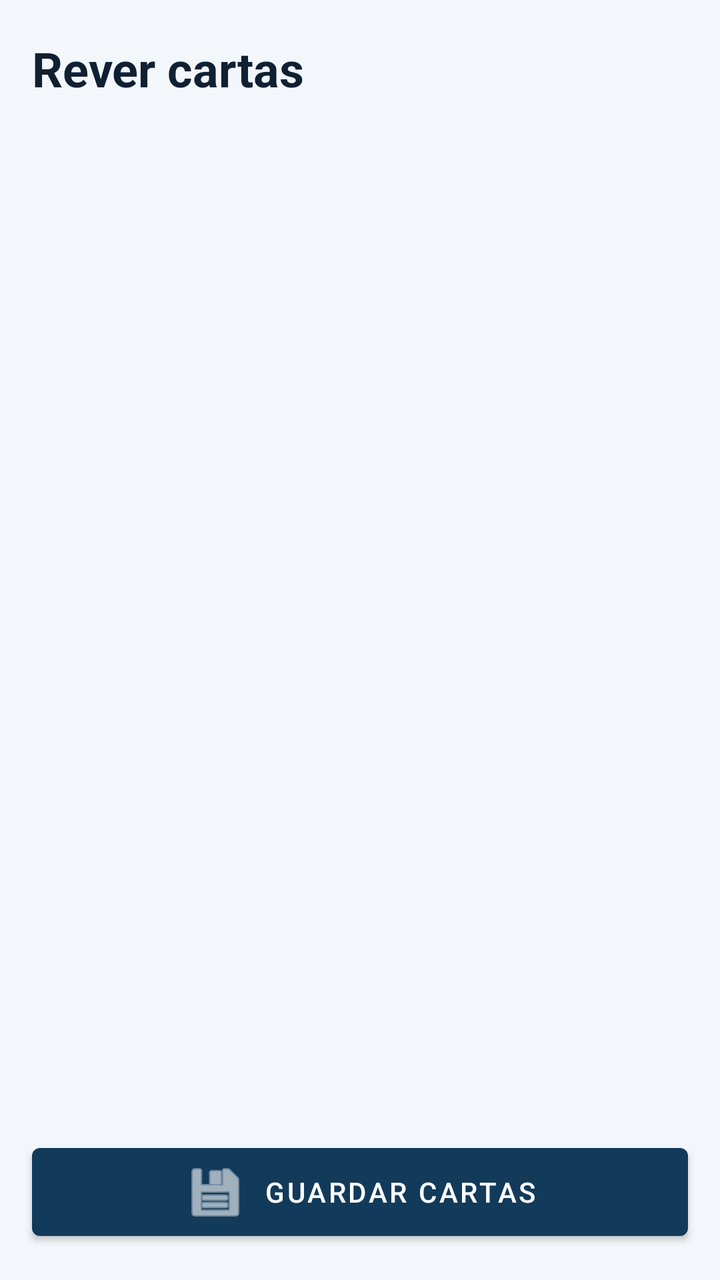
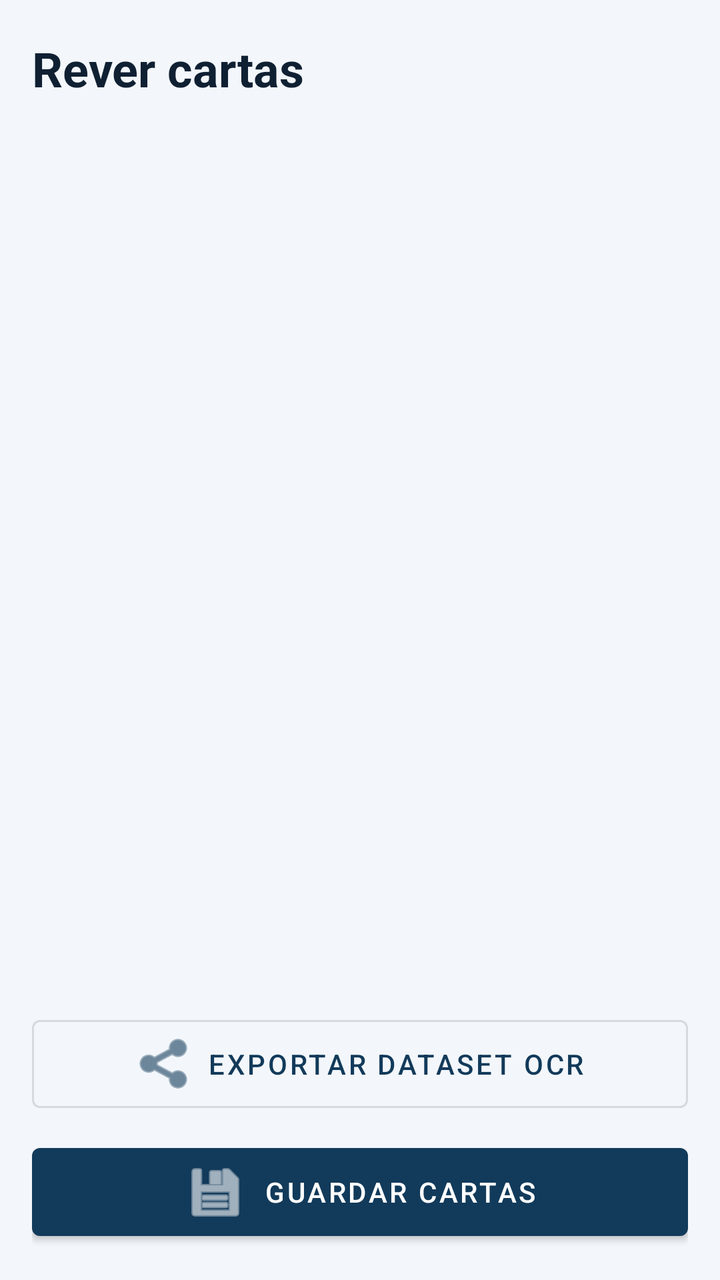

Before-and-after screenshots of an Android layout around one commit, followed by the original layout XML and the change that was made.
<!-- AndroidManifest.xml: application theme Theme.Riftbound_card_reader -->
<!-- res/layout/activity_card_review.xml -->
<?xml version="1.0" encoding="utf-8"?>
<LinearLayout xmlns:android="http://schemas.android.com/apk/res/android"
    xmlns:app="http://schemas.android.com/apk/res-auto"
    android:layout_width="match_parent"
    android:layout_height="match_parent"
    android:background="@color/rift_background"
    android:orientation="vertical">

    <TextView
        android:id="@+id/reviewTitle"
        android:layout_width="match_parent"
        android:layout_height="wrap_content"
        android:paddingHorizontal="16dp"
        android:paddingTop="18dp"
        android:paddingBottom="8dp"
        android:text="@string/review_cards"
        android:textColor="@color/rift_text"
        android:textSize="24sp"
        android:textStyle="bold" />

    <ScrollView
        android:layout_width="match_parent"
        android:layout_height="0dp"
        android:layout_weight="1"
        android:fillViewport="true">

        <LinearLayout
            android:id="@+id/reviewContainer"
            android:layout_width="match_parent"
            android:layout_height="wrap_content"
            android:orientation="vertical"
            android:padding="16dp" />
    </ScrollView>

    <com.google.android.material.button.MaterialButton
        android:id="@+id/saveCardsButton"
        android:layout_width="match_parent"
        android:layout_height="56dp"
        android:layout_margin="16dp"
        android:text="@string/save_cards"
        app:icon="@android:drawable/ic_menu_save"
        app:iconGravity="textStart" />
</LinearLayout>
<!-- resources referenced by this layout -->
<resources>
  <color name="rift_background">#FFF3F7FB</color>
  <color name="rift_text">#FF102033</color>
  <string name="review_cards">Rever cartas</string>
  <string name="save_cards">Guardar cartas</string>
  <style name="Theme.Riftbound_card_reader" parent="Theme.MaterialComponents.DayNight.NoActionBar">
          
          <item name="colorPrimary">@color/rift_primary</item>
          <item name="colorPrimaryVariant">@color/rift_primary_dark</item>
          <item name="colorOnPrimary">@color/white</item>
          
          <item name="colorSecondary">@color/rift_secondary</item>
          <item name="colorSecondaryVariant">@color/rift_secondary</item>
          <item name="colorOnSecondary">@color/white</item>
          
          <item name="android:statusBarColor">?attr/colorPrimaryVariant</item>
          <item name="android:navigationBarColor">@color/rift_background</item>
          <item name="android:windowLightNavigationBar" tools:targetApi="27">true</item>
          
      </style>
  <color name="rift_primary">#FF123A5A</color>
  <color name="rift_primary_dark">#FF071E33</color>
  <color name="white">#FFFFFFFF</color>
  <color name="rift_secondary">#FF2B7FA3</color>
</resources>

<!-- the commit's change to res/layout/activity_card_review.xml (unified diff, before → after) -->
@@ -32,12 +32,28 @@
             android:padding="16dp" />
     </ScrollView>
 
-    <com.google.android.material.button.MaterialButton
-        android:id="@+id/saveCardsButton"
+    <LinearLayout
         android:layout_width="match_parent"
-        android:layout_height="56dp"
-        android:layout_margin="16dp"
-        android:text="@string/save_cards"
-        app:icon="@android:drawable/ic_menu_save"
-        app:iconGravity="textStart" />
+        android:layout_height="wrap_content"
+        android:orientation="vertical"
+        android:padding="16dp">
+
+        <com.google.android.material.button.MaterialButton
+            android:id="@+id/exportOcrDatasetButton"
+            style="@style/Widget.MaterialComponents.Button.OutlinedButton"
+            android:layout_width="match_parent"
+            android:layout_height="56dp"
+            android:text="@string/export_ocr_dataset"
+            app:icon="@android:drawable/ic_menu_share"
+            app:iconGravity="textStart" />
+
+        <com.google.android.material.button.MaterialButton
+            android:id="@+id/saveCardsButton"
+            android:layout_width="match_parent"
+            android:layout_height="56dp"
+            android:layout_marginTop="8dp"
+            android:text="@string/save_cards"
+            app:icon="@android:drawable/ic_menu_save"
+            app:iconGravity="textStart" />
+    </LinearLayout>
 </LinearLayout>
<!-- resource entries referenced after the edit -->
@@ -2,6 +2,7 @@
 <resources>
   <color name="rift_background">#FFF3F7FB</color>
   <color name="rift_text">#FF102033</color>
+  <string name="export_ocr_dataset">Exportar dataset OCR</string>
   <string name="review_cards">Rever cartas</string>
   <string name="save_cards">Guardar cartas</string>
   <style name="Theme.Riftbound_card_reader" parent="Theme.MaterialComponents.DayNight.NoActionBar">
